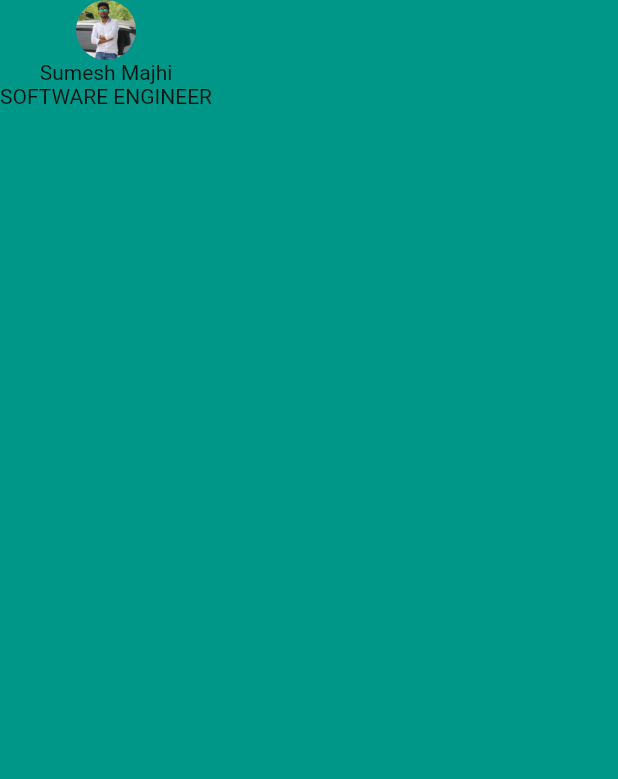
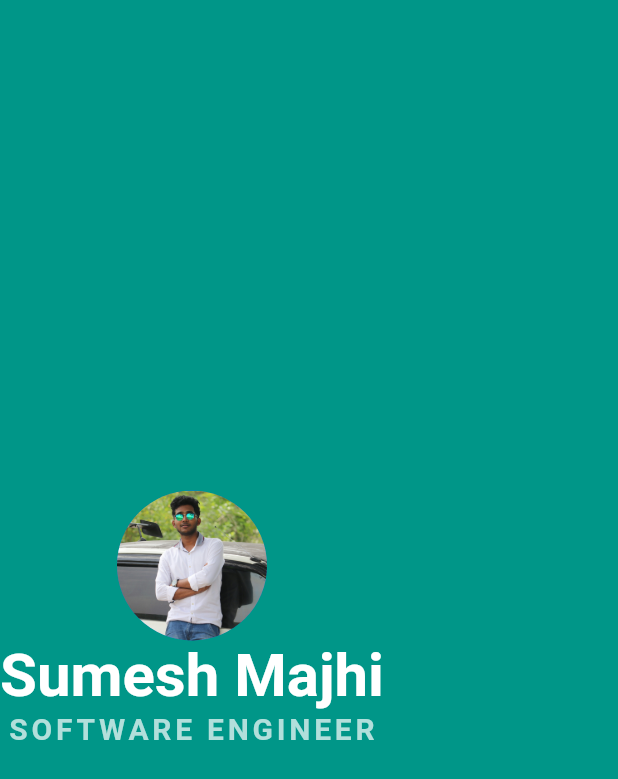
Before and after one commit to MajhiRockzZ/mi-card, a Flutter app: the screen it shows after launch, on a phone screen of 412 x 824 dp. Shown: the top 779 px of the screen. Run offline on Flutter 3.47's test engine with Material 2 defaults, Android fonts, the phone set to English and light mode, and no system bars.

Commit message:
feat: add style to image and text

```diff
--- a/lib/main.dart
+++ b/lib/main.dart
@@ -12,16 +12,29 @@
         backgroundColor: Colors.teal,
         body: SafeArea(
           child: Column(
+            mainAxisAlignment: MainAxisAlignment.center,
             children: <Widget>[
               CircleAvatar(
+                radius: 50.0,
                 backgroundImage: AssetImage('images/sumesh.jpg'),
               ),
               Text(
                 'Sumesh Majhi',
+                style: TextStyle(
+                  fontSize: 40.0,
+                  color: Colors.white,
+                  fontWeight: FontWeight.bold,
+                ),
               ),
               Text(
                 'SOFTWARE ENGINEER',
-              )
+                style: TextStyle(
+                  color: Colors.teal.shade100,
+                  fontSize: 20.0,
+                  letterSpacing: 2.5,
+                  fontWeight: FontWeight.bold,
+                ),
+              ),
             ],
           ),
         ),
```
